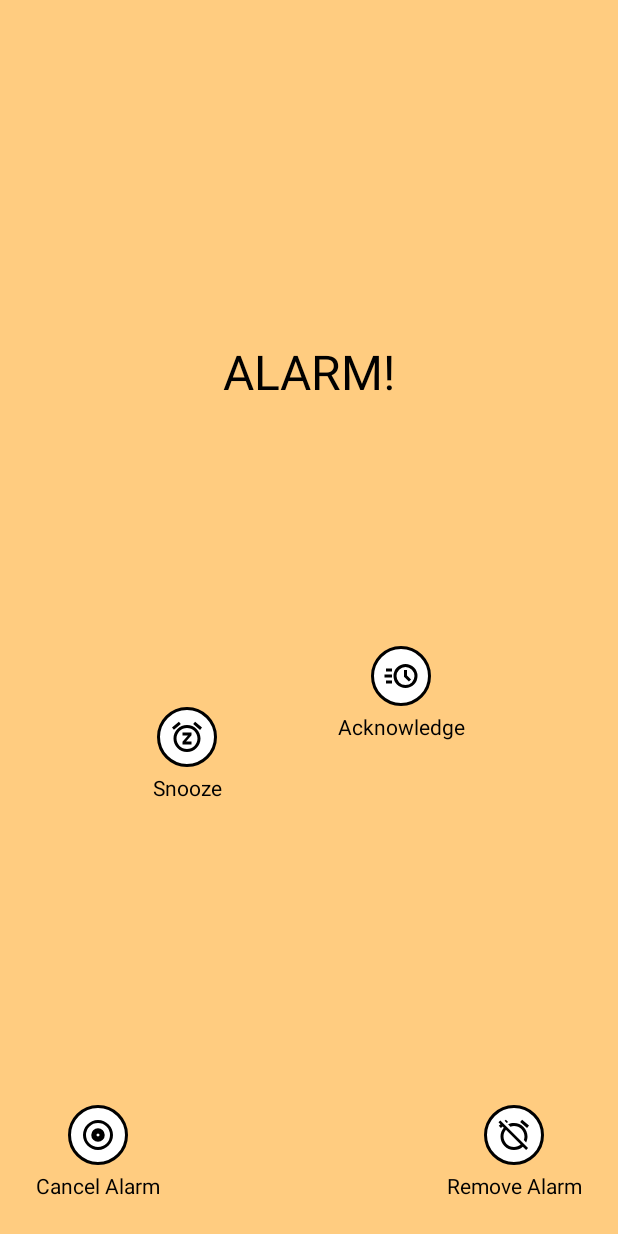
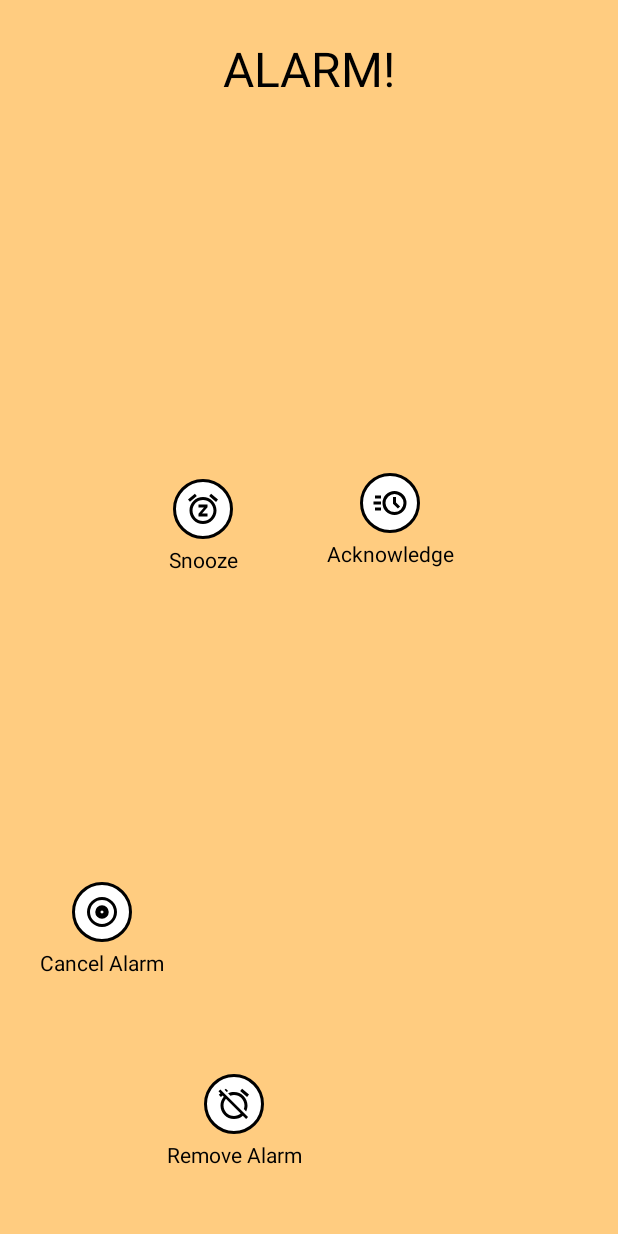
Before and after one commit to Vanderom-Cantrip/FocusAlarm, an Android app: the layout activity_alarm.xml on its own in the app's theme, with its tools: preview values and no code run, on a phone screen of 412 x 824 dp. Run offline under Robolectric (Android 15) with nearby library versions, the phone set to English and light mode, and no system bars.

Commit message:
Better button logic

```diff
--- a/app/src/main/res/layout/activity_alarm.xml
+++ b/app/src/main/res/layout/activity_alarm.xml
@@ -7,46 +7,36 @@
     android:background="#FFCC80"
     android:padding="24dp">
 
-    <!-- Alarm Title near top center -->
     <TextView
         android:id="@+id/alarmText"
         android:layout_width="wrap_content"
         android:layout_height="wrap_content"
         android:text="@string/alarm_title"
         android:textSize="32sp"
-        android:textColor="@android:color/black"
+        android:textColor="#000000"
         app:layout_constraintTop_toTopOf="parent"
-        app:layout_constraintBottom_toTopOf="@id/snoozeBlock"
         app:layout_constraintStart_toStartOf="parent"
         app:layout_constraintEnd_toEndOf="parent"
-        app:layout_constraintHorizontal_bias="0.5"
-        app:layout_constraintVertical_bias="0.1" />
-
-    <!-- Snooze block: an ImageButton + label below -->
-    <LinearLayout
-        android:id="@+id/snoozeBlock"
-        android:layout_width="wrap_content"
-        android:layout_height="wrap_content"
-        android:orientation="vertical"
-        android:gravity="center"
-        app:layout_constraintTop_toBottomOf="@id/alarmText"
-        app:layout_constraintBottom_toTopOf="@id/killBlock"
-        app:layout_constraintStart_toStartOf="parent"
-        app:layout_constraintEnd_toStartOf="@id/ackBlock"
-        app:layout_constraintHorizontal_bias="0.2"
-        app:layout_constraintVertical_bias="0.4">
+        android:layout_marginBottom="32dp"/>
 
     <ImageButton
         android:id="@+id/snoozeButton"
         android:layout_width="wrap_content"
         android:layout_height="wrap_content"
+        android:layout_marginTop="252dp"
+        android:layout_marginEnd="48dp"
+        android:adjustViewBounds="true"
+        android:background="@drawable/circle_button_bg"
+        android:contentDescription="@string/snooze"
+        android:padding="8dp"
+        android:scaleType="centerInside"
         android:src="@drawable/ic_snooze_24"
-            android:contentDescription="@string/snooze"
-            android:background="@drawable/circle_button_bg"
-            android:adjustViewBounds="true"
-            android:scaleType="centerInside"
-            app:tint="@android:color/black"
-            android:padding="8dp" />
+        app:layout_constraintEnd_toStartOf="@+id/ackButton"
+        app:layout_constraintHorizontal_bias="0.711"
+        app:layout_constraintHorizontal_chainStyle="spread"
+        app:layout_constraintStart_toStartOf="parent"
+        app:layout_constraintTop_toBottomOf="@+id/alarmText"
+        app:tint="@android:color/black" />
 
     <TextView
         android:id="@+id/snoozeLabel"
@@ -54,35 +44,27 @@
         android:layout_height="wrap_content"
         android:text="@string/snooze"
         android:textSize="14sp"
-            android:textColor="@android:color/black"
-            android:layout_marginTop="4dp" />
-    </LinearLayout>
-
-    <!-- Acknowledge block: an ImageButton + label below -->
-    <LinearLayout
-        android:id="@+id/ackBlock"
-        android:layout_width="wrap_content"
-        android:layout_height="wrap_content"
-        android:orientation="vertical"
-        android:gravity="center"
-        app:layout_constraintTop_toBottomOf="@id/alarmText"
-        app:layout_constraintBottom_toTopOf="@id/extraKillBlock"
-        app:layout_constraintStart_toEndOf="@id/snoozeBlock"
-        app:layout_constraintEnd_toEndOf="parent"
-        app:layout_constraintHorizontal_bias="0.8"
-        app:layout_constraintVertical_bias="0.4">
+        android:textColor="#000000"
+        app:layout_constraintTop_toBottomOf="@+id/snoozeButton"
+        app:layout_constraintStart_toStartOf="@+id/snoozeButton"
+        app:layout_constraintEnd_toEndOf="@+id/snoozeButton"
+        android:layout_marginTop="4dp"/>
 
     <ImageButton
         android:id="@+id/ackButton"
         android:layout_width="wrap_content"
         android:layout_height="wrap_content"
+        android:layout_marginTop="248dp"
+        android:layout_marginEnd="108dp"
+        android:adjustViewBounds="true"
+        android:background="@drawable/circle_button_bg"
+        android:contentDescription="@string/acknowledge"
+        android:padding="8dp"
+        android:scaleType="centerInside"
         android:src="@drawable/ic_acknowledge_24"
-            android:contentDescription="@string/acknowledge"
-            android:background="@drawable/circle_button_bg"
-            android:adjustViewBounds="true"
-            android:scaleType="centerInside"
-            app:tint="@android:color/black"
-            android:padding="8dp" />
+        app:layout_constraintEnd_toEndOf="parent"
+        app:layout_constraintTop_toBottomOf="@+id/alarmText"
+        app:tint="@android:color/black" />
 
     <TextView
         android:id="@+id/ackLabel"
@@ -90,75 +72,68 @@
         android:layout_height="wrap_content"
         android:text="@string/acknowledge"
         android:textSize="14sp"
-            android:textColor="@android:color/black"
-            android:layout_marginTop="4dp" />
-    </LinearLayout>
-
-    <!-- Cancel block: bottom-left -->
-    <LinearLayout
-        android:id="@+id/killBlock"
-        android:layout_width="wrap_content"
-        android:layout_height="wrap_content"
-        android:orientation="vertical"
-        android:gravity="center"
-        app:layout_constraintStart_toStartOf="parent"
-        app:layout_constraintBottom_toBottomOf="parent"
-        app:layout_constraintHorizontal_bias="0.2"
-        app:layout_constraintVertical_bias="0.9">
+        android:textColor="#000000"
+        app:layout_constraintTop_toBottomOf="@+id/ackButton"
+        app:layout_constraintStart_toStartOf="@+id/ackButton"
+        app:layout_constraintEnd_toEndOf="@+id/ackButton"
+        android:layout_marginTop="4dp"/>
 
     <ImageButton
         android:id="@+id/killButton"
         android:layout_width="wrap_content"
         android:layout_height="wrap_content"
+        android:layout_marginEnd="48dp"
+        android:layout_marginBottom="172dp"
+        android:adjustViewBounds="true"
+        android:background="@drawable/circle_button_bg"
+        android:contentDescription="@string/cancel_alarm"
+        android:padding="8dp"
+        android:scaleType="centerInside"
         android:src="@drawable/ic_cancel_24"
-            android:contentDescription="@string/cancel_alarm"
-            android:background="@drawable/circle_button_bg"
-            android:adjustViewBounds="true"
-            android:scaleType="centerInside"
-            app:tint="@android:color/black"
-            android:padding="8dp" />
+        app:layout_constraintBottom_toBottomOf="parent"
+        app:layout_constraintEnd_toStartOf="@+id/extraKillButton"
+        app:layout_constraintHorizontal_bias="1.0"
+        app:layout_constraintHorizontal_chainStyle="spread"
+        app:layout_constraintStart_toStartOf="parent"
+        app:tint="@android:color/black" />
 
     <TextView
         android:id="@+id/killLabel"
         android:layout_width="wrap_content"
         android:layout_height="wrap_content"
         android:text="@string/cancel_alarm"
+        android:textColor="#000000"
         android:textSize="14sp"
-            android:textColor="@android:color/black"
-            android:layout_marginTop="4dp" />
-    </LinearLayout>
-
-    <!-- Remove block: bottom-right -->
-    <LinearLayout
-        android:id="@+id/extraKillBlock"
-        android:layout_width="wrap_content"
-        android:layout_height="wrap_content"
-        android:orientation="vertical"
-        android:gravity="center"
-        app:layout_constraintEnd_toEndOf="parent"
-        app:layout_constraintBottom_toBottomOf="parent"
-        app:layout_constraintHorizontal_bias="0.8"
-        app:layout_constraintVertical_bias="0.9">
+        app:layout_constraintTop_toBottomOf="@+id/killButton"
+        app:layout_constraintStart_toStartOf="@+id/killButton"
+        app:layout_constraintEnd_toEndOf="@+id/killButton"
+        android:layout_marginTop="4dp"/>
 
     <ImageButton
         android:id="@+id/extraKillButton"
         android:layout_width="wrap_content"
         android:layout_height="wrap_content"
+        android:layout_marginEnd="212dp"
+        android:layout_marginBottom="44dp"
+        android:adjustViewBounds="true"
+        android:background="@drawable/circle_button_bg"
+        android:contentDescription="@string/remove_alarm"
+        android:padding="8dp"
+        android:scaleType="centerInside"
         android:src="@drawable/ic_delete_24"
-            android:contentDescription="@string/remove_alarm"
-            android:background="@drawable/circle_button_bg"
-            android:adjustViewBounds="true"
-            android:scaleType="centerInside"
-            app:tint="@android:color/black"
-            android:padding="8dp" />
+        app:layout_constraintBottom_toBottomOf="parent"
+        app:layout_constraintEnd_toEndOf="parent"
+        app:tint="@android:color/black" />
 
     <TextView
         android:id="@+id/extraKillLabel"
         android:layout_width="wrap_content"
         android:layout_height="wrap_content"
         android:text="@string/remove_alarm"
+        android:textColor="#000000"
         android:textSize="14sp"
-            android:textColor="@android:color/black"
-            android:layout_marginTop="4dp" />
-    </LinearLayout>
+        app:layout_constraintTop_toBottomOf="@+id/extraKillButton"
+        app:layout_constraintStart_toStartOf="@+id/extraKillButton"
+        app:layout_constraintEnd_toEndOf="@+id/extraKillButton"
+        android:layout_marginTop="4dp"/>
 </androidx.constraintlayout.widget.ConstraintLayout>
```
Also changed, not shown: app/src/main/java/com/cantrip/focusalarm/AlarmActivity.kt (+144 -77 lines). Lines whose indentation alone changed are shown as unchanged.
